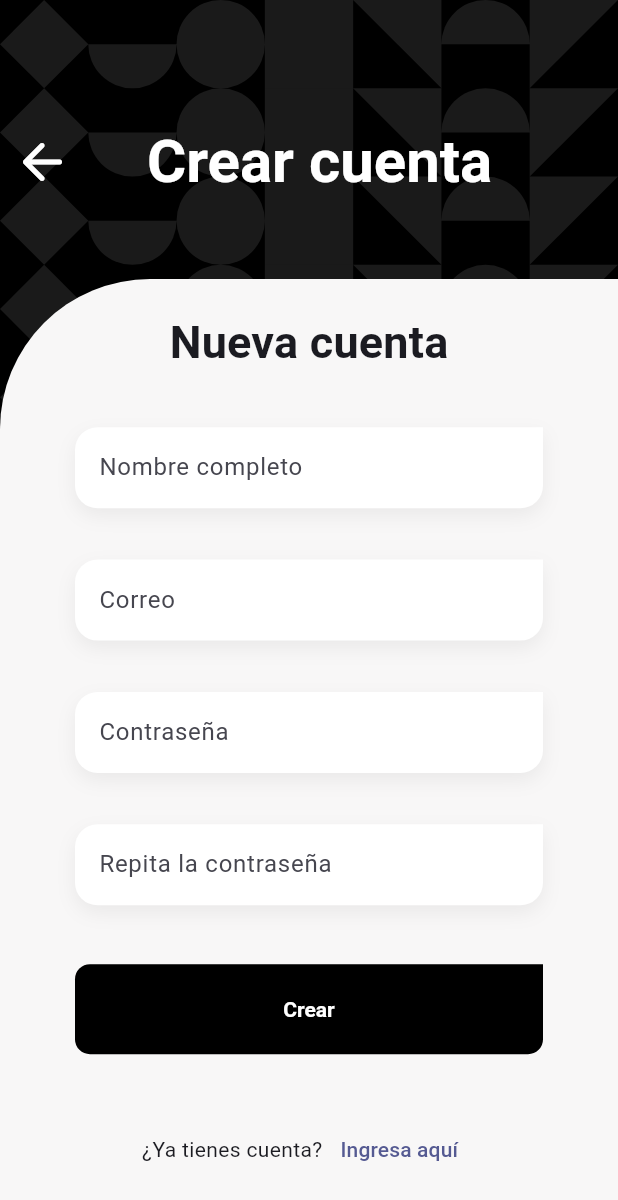
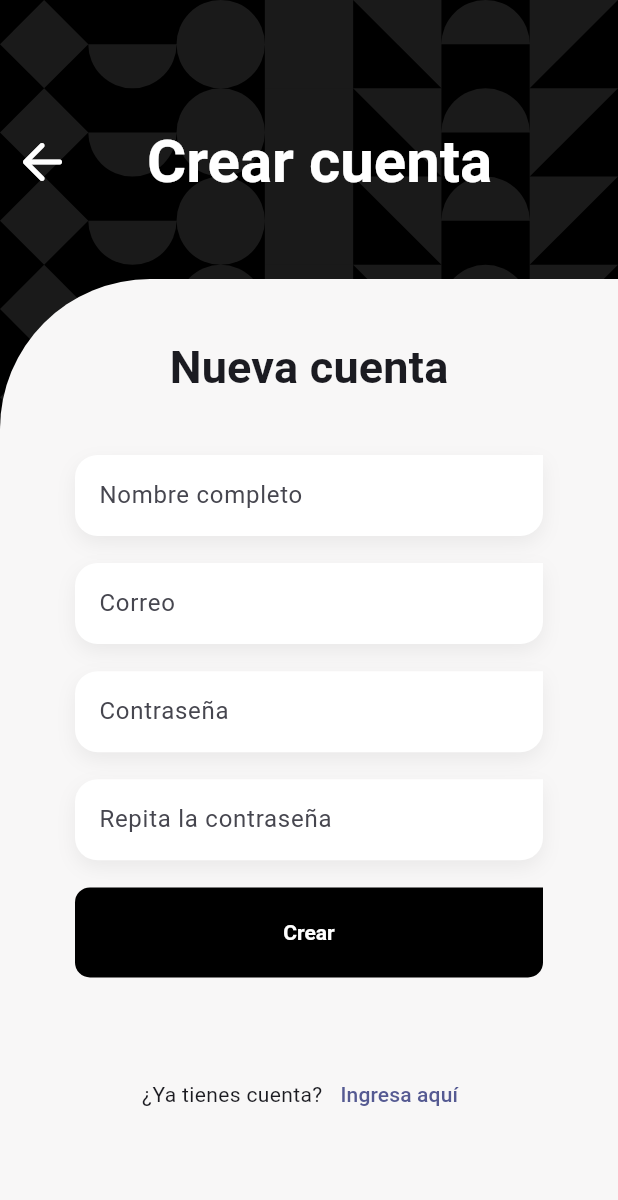
Before and after one commit to gu1llermo/teslo_app, a Flutter app: the RegisterScreen screen opened by its route, on a phone screen of 412 x 824 dp. Shown: the top 1200 px of the screen. Run offline on Flutter 3.47's test engine with Material 3 defaults, Android fonts, the phone set to English and light mode, and no system bars; our stand-ins replace dio, flutter_dotenv, flutter_riverpod, formz, go_router, google_fonts; project files that could hold a hidden picture were left out.

Commit message:
Utilicé Spacer parea ajustar el register form screen

```diff
--- a/lib/features/auth/presentation/screens/register_screen.dart
+++ b/lib/features/auth/presentation/screens/register_screen.dart
@@ -82,11 +82,11 @@ class _RegisterForm extends ConsumerWidget {
     return Padding(
       padding: const EdgeInsets.symmetric(horizontal: 50),
       child: Column(
-        mainAxisAlignment: MainAxisAlignment.spaceBetween,
+        // mainAxisAlignment: MainAxisAlignment.spaceBetween,
         children: [
-          const SizedBox(height: 5),
+          const Spacer(flex: 2),
           Text('Nueva cuenta', style: textStyles.titleMedium),
-          const SizedBox(height: 5),
+          const Spacer(flex: 2),
           CustomTextFormField(
             label: 'Nombre completo',
             keyboardType: TextInputType.name,
@@ -95,7 +95,7 @@ class _RegisterForm extends ConsumerWidget {
                 ? registerForm.fullName.errorMessage
                 : null,
           ),
-          const SizedBox(height: 5),
+          const Spacer(),
           CustomTextFormField(
             label: 'Correo',
             keyboardType: TextInputType.emailAddress,
@@ -104,7 +104,7 @@ class _RegisterForm extends ConsumerWidget {
                 ? registerForm.email.errorMessage
                 : null,
           ),
-          const SizedBox(height: 5),
+          const Spacer(),
           CustomTextFormField(
             label: 'Contraseña',
             obscureText: true,
@@ -113,7 +113,7 @@ class _RegisterForm extends ConsumerWidget {
                 ? registerForm.password.errorMessage
                 : null,
           ),
-          const SizedBox(height: 5),
+          const Spacer(),
           CustomTextFormField(
             label: 'Repita la contraseña',
             obscureText: true,
@@ -123,7 +123,7 @@ class _RegisterForm extends ConsumerWidget {
                 ? registerForm.repeatPassword.errorMessage
                 : null,
           ),
-          const SizedBox(height: 10),
+          const Spacer(),
           SizedBox(
               width: double.infinity,
               height: 60,
@@ -134,7 +134,7 @@ class _RegisterForm extends ConsumerWidget {
                   ref.read(registerFormProvider.notifier).onFormSubmit();
                 },
               )),
-          const SizedBox(height: 10),
+          const Spacer(flex: 3),
           Row(
             mainAxisAlignment: MainAxisAlignment.center,
             children: [
@@ -149,6 +149,7 @@ class _RegisterForm extends ConsumerWidget {
                   child: const Text('Ingresa aquí'))
             ],
           ),
+          const Spacer(flex: 2),
         ],
       ),
     );
```
